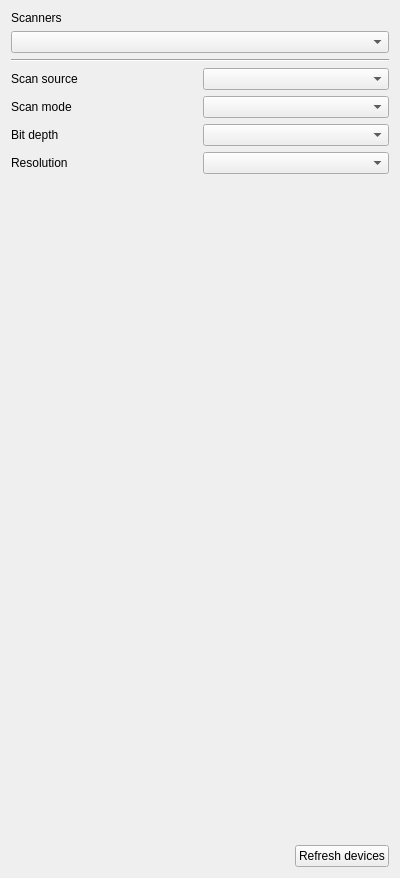
Above: src/gui/scan_settings_widget.ui from p12tic/sanescan before the change. Below: the same form after it.
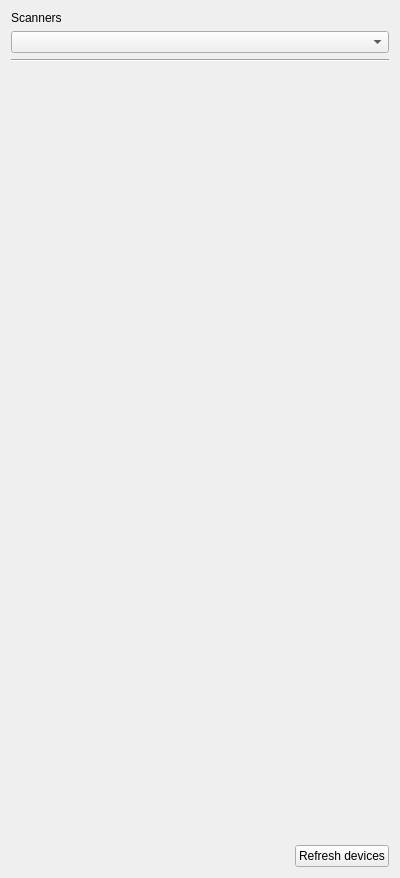
That is the form after the change.

Commit message: gui: Implement initial options display

```diff
--- a/src/gui/scan_settings_widget.ui
+++ b/src/gui/scan_settings_widget.ui
@@ -31,50 +31,6 @@
      </property>
     </widget>
    </item>
-   <item>
-    <layout class="QGridLayout" name="grid_layout">
-     <item row="0" column="1">
-      <widget class="QComboBox" name="cb_scan_source"/>
-     </item>
-     <item row="0" column="0">
-      <widget class="QLabel" name="l_scan_source">
-       <property name="text">
-        <string>Scan source</string>
-       </property>
-      </widget>
-     </item>
-     <item row="1" column="0">
-      <widget class="QLabel" name="l_scan_mode">
-       <property name="text">
-        <string>Scan mode</string>
-       </property>
-      </widget>
-     </item>
-     <item row="2" column="0">
-      <widget class="QLabel" name="l_bit_depth">
-       <property name="text">
-        <string>Bit depth</string>
-       </property>
-      </widget>
-     </item>
-     <item row="3" column="0">
-      <widget class="QLabel" name="l_resolution">
-       <property name="text">
-        <string>Resolution</string>
-       </property>
-      </widget>
-     </item>
-     <item row="1" column="1">
-      <widget class="QComboBox" name="cb_scan_mode"/>
-     </item>
-     <item row="2" column="1">
-      <widget class="QComboBox" name="cb_bit_depth"/>
-     </item>
-     <item row="3" column="1">
-      <widget class="QComboBox" name="cb_resolution"/>
-     </item>
-    </layout>
-   </item>
    <item>
     <spacer name="vs_settings">
      <property name="orientation">
```
Left out of the diff: 2 changed lines with no effect on the pictures. The commit also changes 4 other files.
